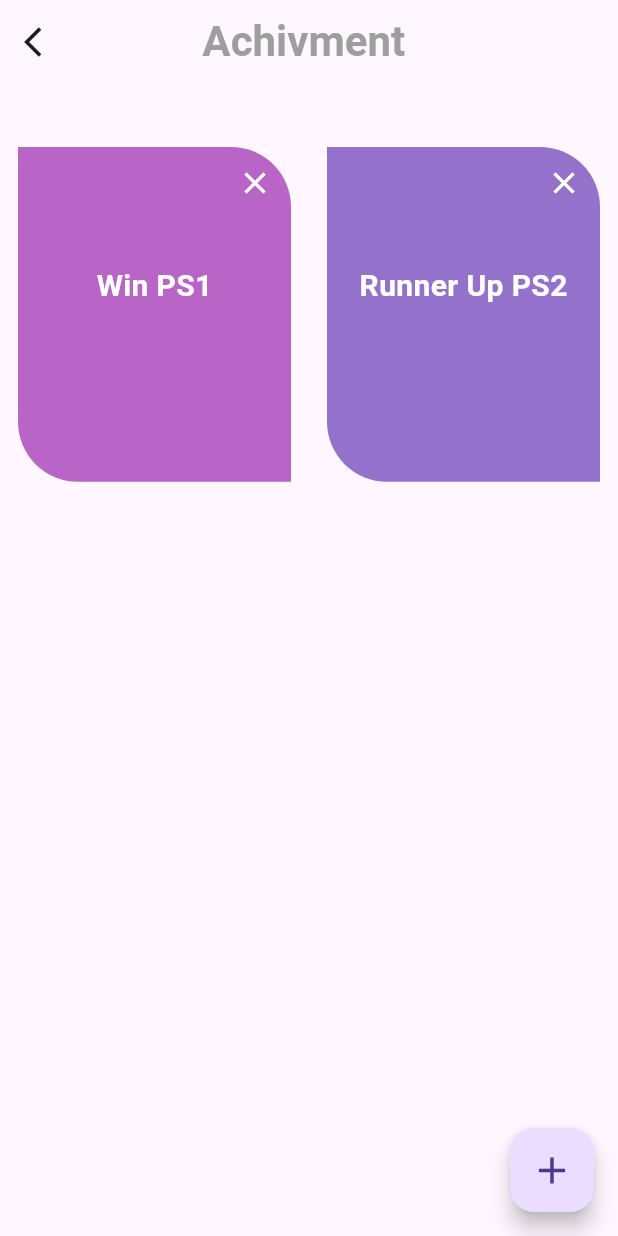
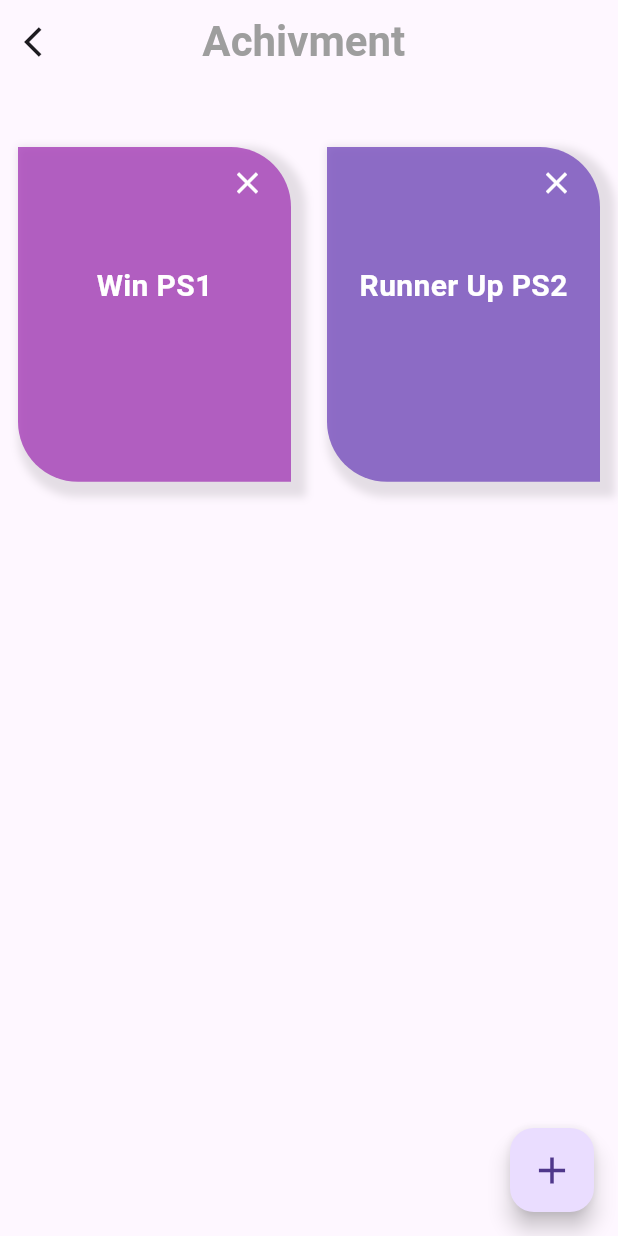
Before and after one commit to farsinalifr7/club, a Flutter app: the AchivmentDetails screen opened directly, on a phone screen of 412 x 824 dp. Run offline on Flutter 3.47's test engine with Material 3 defaults, Android fonts, the phone set to English and light mode, and no system bars; our stand-ins replace file_picker, google_fonts.

Commit message:
add shadow in achivment detailtile

```diff
--- a/lib/pages/achivment_details.dart
+++ b/lib/pages/achivment_details.dart
@@ -163,8 +163,15 @@ class AchivmentDetails extends StatelessWidget {
                           width: double.infinity,
                           height: 100,
                           decoration: BoxDecoration(
+                            boxShadow: [
+                              BoxShadow(
+                                color: Colors.black.withOpacity(0.1),
+                                offset: const Offset(5, 5),
+                                blurRadius: 4,
+                                spreadRadius: 5,
+                              ),
+                            ],
                             color: colors[index].withOpacity(0.7),
-                            boxShadow: const [],
                             borderRadius: const BorderRadius.only(
                                 topRight: Radius.circular(40),
                                 bottomLeft: Radius.circular(40)),
@@ -173,7 +180,9 @@ class AchivmentDetails extends StatelessWidget {
                             child: Column(
                               crossAxisAlignment: CrossAxisAlignment.end,
                               children: [
-                                IconButton(
+                                Padding(
+                                  padding: const EdgeInsets.only(right: 5),
+                                  child: IconButton(
                                       onPressed: () {
                                         showDialog(
                                             context: context,
@@ -209,12 +218,12 @@ class AchivmentDetails extends StatelessWidget {
                                                                   Navigator.pop(
                                                                       context);
                                                                 },
-                                                              child: Container(
+                                                                child:
+                                                                    Container(
                                                                   decoration:
                                                                       BoxDecoration(
                                                                     borderRadius:
-                                                                      BorderRadius
-                                                                          .circular(
+                                                                        BorderRadius.circular(
                                                                             12),
                                                                     color: Colors
                                                                             .lightBlue[
@@ -251,29 +260,29 @@ class AchivmentDetails extends StatelessWidget {
                                                                           context)
                                                                       .showSnackBar(
                                                                           const SnackBar(
-                                                                  content: Text(
+                                                                    content:
+                                                                        Text(
                                                                       "item Deleted Successfully!",
                                                                       style: TextStyle(
-                                                                        color: Colors
-                                                                            .white),
+                                                                          color:
+                                                                              Colors.white),
                                                                     ),
                                                                     backgroundColor:
                                                                         Colors
                                                                             .black,
-                                                                  duration:
-                                                                      Duration(
+                                                                    duration: Duration(
                                                                         seconds:
                                                                             1),
                                                                   ));
                                                                   Navigator.pop(
                                                                       context);
                                                                 },
-                                                              child: Container(
+                                                                child:
+                                                                    Container(
                                                                   decoration:
                                                                       BoxDecoration(
                                                                     borderRadius:
-                                                                      BorderRadius
-                                                                          .circular(
+                                                                        BorderRadius.circular(
                                                                             12),
                                                                     color: Colors
                                                                         .purple,
@@ -309,6 +318,7 @@ class AchivmentDetails extends StatelessWidget {
                                         Icons.close_outlined,
                                         color: Colors.white,
                                       )),
+                                ),
                                 const SizedBox(
                                   height: 30,
                                 ),
--- a/lib/pages/contacts_numbers.dart
+++ b/lib/pages/contacts_numbers.dart
@@ -262,7 +262,10 @@ class _ContactsNumbersState extends State<ContactsNumbers> {
                                                                       .center,
                                                               children: [
                                                                 InkWell(
-                                                                  onTap: () {},
+                                                                  onTap: () {
+                                                                    Navigator.pop(
+                                                                        context);
+                                                                  },
                                                                   child:
                                                                       Container(
                                                                     decoration:
```
Also changed, not shown: lib/pages/notification.dart (+39 -14 lines). Lines whose indentation alone changed are shown as unchanged.
